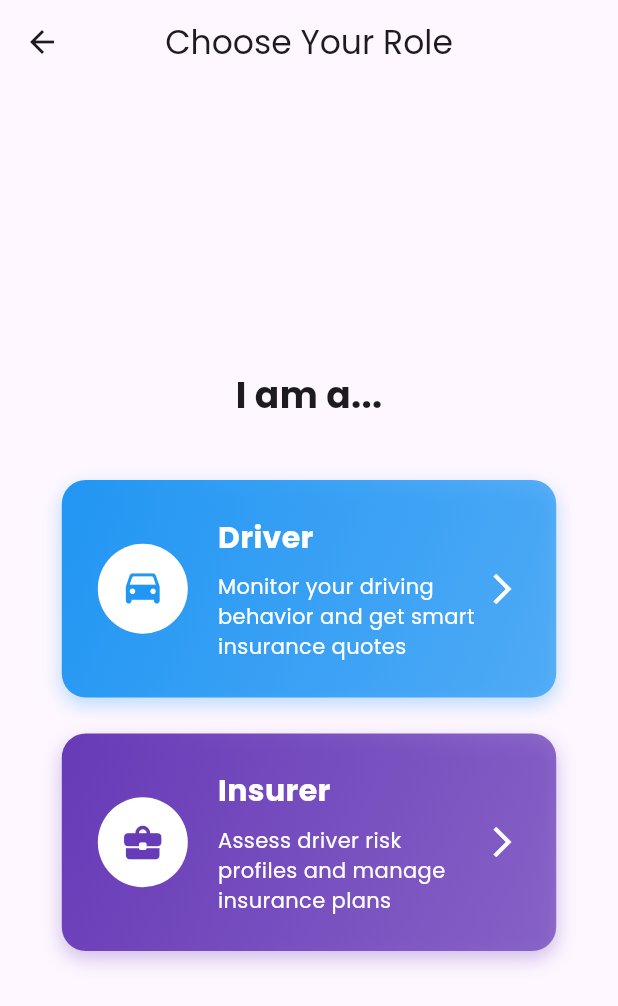
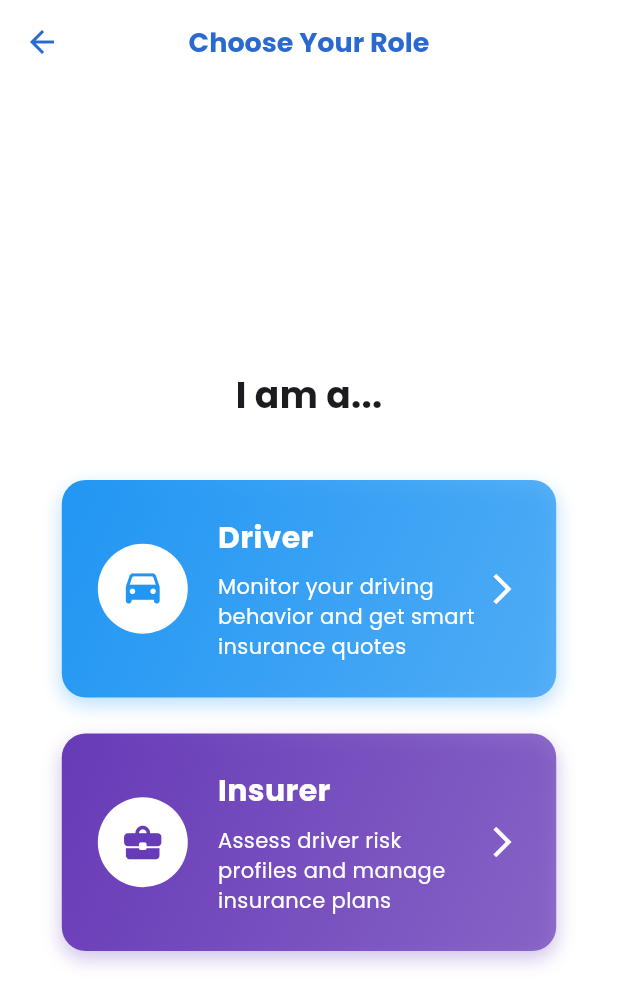
Before and after one commit to supriya46788/Driving-Safer-Roads---AI-for-Motor-Insurance-Risk-Assessment, a Flutter app: the UserTypeSelection screen opened directly, on a phone screen of 412 x 824 dp. Shown: the top 1006 px of the screen. Run offline on Flutter 3.47's test engine with Material 3 defaults, Android fonts, the light colour scheme and no system bars; our stand-ins replace animated_text_kit, fl_chart, font_awesome_flutter, google_fonts; network calls fail.

Commit message:
Enhanced UI theme with centralized AppTheme and improved dark/light mode support

```diff
--- a/frontend/lib/theme.dart
+++ b/frontend/lib/theme.dart
@@ -1,71 +1,124 @@
 import 'package:flutter/material.dart';
+import 'package:google_fonts/google_fonts.dart';
 
 class AppTheme {
-  // Colors
-  static const Color primaryColor = Color(0xFF3F51B5);
-  static const Color secondaryColor = Color(0xFF2196F3);
+  // Seed colors — replace hexs if you want a different brand color
+  static const Color seedColor = Color(0xFF2A6AD0); // brand primary
   static const Color accentColor = Color(0xFF00BCD4);
   static const Color successColor = Color(0xFF4CAF50);
   static const Color warningColor = Color(0xFFFFC107);
   static const Color dangerColor = Color(0xFFF44336);
 
+  // Common text theme using Google Fonts
+  static TextTheme _textTheme(TextTheme base) {
+    return GoogleFonts.poppinsTextTheme(base).copyWith(
+      headlineLarge: base.headlineLarge?.copyWith(fontWeight: FontWeight.w700),
+      headlineMedium: base.headlineMedium?.copyWith(fontWeight: FontWeight.w600),
+      bodyLarge: base.bodyLarge?.copyWith(fontSize: 16),
+    );
+  }
+
   // Light Theme
   static final ThemeData lightTheme = ThemeData(
-    primaryColor: primaryColor,
-    colorScheme: ColorScheme.light(
-      primary: primaryColor,
-      secondary: secondaryColor,
-    ),
+    useMaterial3: true,
+    colorScheme: ColorScheme.fromSeed(seedColor: seedColor, secondary: accentColor, brightness: Brightness.light),
+    primaryColor: seedColor,
     scaffoldBackgroundColor: Colors.white,
-    appBarTheme: const AppBarTheme(
-      backgroundColor: primaryColor,
-      elevation: 0,
+    visualDensity: VisualDensity.adaptivePlatformDensity,
+    textTheme: _textTheme(ThemeData.light().textTheme),
+    appBarTheme: AppBarTheme(
+      backgroundColor: Colors.white,
+      foregroundColor: seedColor,
+      elevation: 1,
+      titleTextStyle: GoogleFonts.poppins(fontSize: 18, fontWeight: FontWeight.w700, color: seedColor),
+      iconTheme: IconThemeData(color: seedColor),
+      centerTitle: true,
     ),
     elevatedButtonTheme: ElevatedButtonThemeData(
       style: ElevatedButton.styleFrom(
-        backgroundColor: primaryColor,
+        backgroundColor: seedColor,
         foregroundColor: Colors.white,
-        padding: const EdgeInsets.symmetric(horizontal: 24, vertical: 12),
-        shape: RoundedRectangleBorder(
-          borderRadius: BorderRadius.circular(8),
-        ),
+        padding: const EdgeInsets.symmetric(horizontal: 22, vertical: 14),
+        shape: RoundedRectangleBorder(borderRadius: BorderRadius.circular(12)),
+        elevation: 3,
+      ),
+    ),
+    textButtonTheme: TextButtonThemeData(
+      style: TextButton.styleFrom(foregroundColor: seedColor),
+    ),
+    outlinedButtonTheme: OutlinedButtonThemeData(
+      style: OutlinedButton.styleFrom(
+        side: BorderSide(color: seedColor.withOpacity(0.9)),
+        shape: RoundedRectangleBorder(borderRadius: BorderRadius.circular(12)),
+        foregroundColor: seedColor,
       ),
     ),
     cardTheme: CardTheme(
-      elevation: 2,
-      shape: RoundedRectangleBorder(
-        borderRadius: BorderRadius.circular(12),
-      ),
+      elevation: 6,
+      shadowColor: Colors.black.withOpacity(0.08),
+      shape: RoundedRectangleBorder(borderRadius: BorderRadius.circular(14)),
+      margin: const EdgeInsets.all(12),
+    ),
+    inputDecorationTheme: InputDecorationTheme(
+      filled: true,
+      fillColor: Colors.grey.shade50,
+      contentPadding: const EdgeInsets.symmetric(horizontal: 16, vertical: 14),
+      border: OutlineInputBorder(borderRadius: BorderRadius.circular(12), borderSide: BorderSide.none),
+      hintStyle: TextStyle(color: Colors.grey.shade600),
+    ),
+    floatingActionButtonTheme: FloatingActionButtonThemeData(
+      backgroundColor: seedColor,
+      elevation: 6,
+    ),
+    snackBarTheme: SnackBarThemeData(
+      backgroundColor: Colors.grey.shade900,
+      contentTextStyle: GoogleFonts.poppins(color: Colors.white),
     ),
   );
 
   // Dark Theme
   static final ThemeData darkTheme = ThemeData(
-    primaryColor: primaryColor,
-    colorScheme: ColorScheme.dark(
-      primary: primaryColor,
-      secondary: secondaryColor,
-    ),
-    scaffoldBackgroundColor: const Color(0xFF121212),
-    appBarTheme: const AppBarTheme(
-      backgroundColor: Color(0xFF1E1E1E),
-      elevation: 0,
+    useMaterial3: true,
+    colorScheme: ColorScheme.fromSeed(seedColor: seedColor, secondary: accentColor, brightness: Brightness.dark),
+    primaryColor: seedColor,
+    scaffoldBackgroundColor: const Color(0xFF0B0B0B),
+    visualDensity: VisualDensity.adaptivePlatformDensity,
+    textTheme: _textTheme(ThemeData.dark().textTheme),
+    appBarTheme: AppBarTheme(
+      backgroundColor: const Color(0xFF111111),
+      foregroundColor: Colors.white,
+      elevation: 1,
+      titleTextStyle: GoogleFonts.poppins(fontSize: 18, fontWeight: FontWeight.w700, color: Colors.white),
+      iconTheme: const IconThemeData(color: Colors.white),
+      centerTitle: true,
     ),
     elevatedButtonTheme: ElevatedButtonThemeData(
       style: ElevatedButton.styleFrom(
-        backgroundColor: primaryColor,
+        backgroundColor: seedColor,
         foregroundColor: Colors.white,
-        padding: const EdgeInsets.symmetric(horizontal: 24, vertical: 12),
-        shape: RoundedRectangleBorder(
-          borderRadius: BorderRadius.circular(8),
-        ),
+        padding: const EdgeInsets.symmetric(horizontal: 22, vertical: 14),
+        shape: RoundedRectangleBorder(borderRadius: BorderRadius.circular(12)),
+        elevation: 3,
       ),
     ),
+    textButtonTheme: TextButtonThemeData(style: TextButton.styleFrom(foregroundColor: Colors.white70)),
     cardTheme: CardTheme(
-      elevation: 2,
-      shape: RoundedRectangleBorder(
-        borderRadius: BorderRadius.circular(12),
-      ),
+      color: const Color(0xFF121212),
+      elevation: 4,
+      shadowColor: Colors.black.withOpacity(0.6),
+      shape: RoundedRectangleBorder(borderRadius: BorderRadius.circular(12)),
+      margin: const EdgeInsets.all(12),
+    ),
+    inputDecorationTheme: InputDecorationTheme(
+      filled: true,
+      fillColor: const Color(0xFF161616),
+      contentPadding: const EdgeInsets.symmetric(horizontal: 16, vertical: 14),
+      border: OutlineInputBorder(borderRadius: BorderRadius.circular(12), borderSide: BorderSide.none),
+      hintStyle: TextStyle(color: Colors.grey.shade400),
+    ),
+    floatingActionButtonTheme: FloatingActionButtonThemeData(
+      backgroundColor: seedColor,
+      elevation: 6,
     ),
   );
 }
```
Also changed, not shown: frontend/lib/main.dart (+7 -32 lines).
